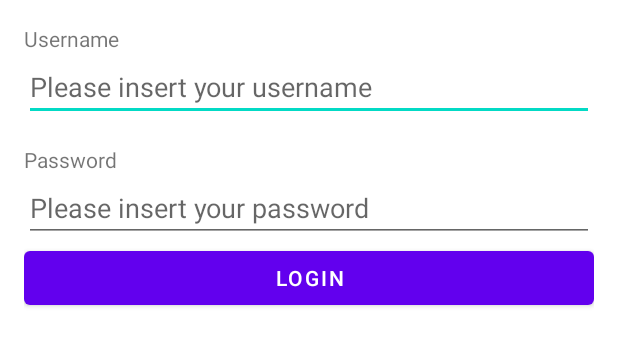
After one commit to magdamiu/AndroidFundamentalsFall2021, an Android app: the layout login.xml on its own in the app's theme, with its tools: preview values and no code run, on a phone screen of 412 x 824 dp. The commit adds this screen. Shown: the top 346 px of the screen. Run offline under Robolectric (Android 15) with nearby library versions, the phone set to English and light mode, and no system bars.

Commit message:
login screen in xml

```diff
--- /dev/null
+++ b/app/src/main/res/layout/login.xml
@@ -0,0 +1,35 @@
+<?xml version="1.0" encoding="utf-8"?>
+<LinearLayout xmlns:android="http://schemas.android.com/apk/res/android"
+    android:layout_width="match_parent"
+    android:layout_height="match_parent"
+    android:orientation="vertical"
+    android:padding="@dimen/medium_space">
+
+    <TextView
+        android:layout_width="wrap_content"
+        android:layout_height="wrap_content"
+        android:text="@string/username" />
+
+    <EditText
+        android:layout_width="match_parent"
+        android:layout_height="wrap_content"
+        android:hint="@string/please_insert_your_username" />
+
+    <TextView
+        android:layout_width="wrap_content"
+        android:layout_height="wrap_content"
+        android:layout_marginTop="@dimen/medium_space"
+        android:text="@string/password" />
+
+    <EditText
+        android:layout_width="match_parent"
+        android:layout_height="wrap_content"
+        android:hint="@string/please_insert_your_password"
+        android:inputType="textPassword" />
+
+    <Button
+        android:layout_width="match_parent"
+        android:layout_height="wrap_content"
+        android:text="@string/login" />
+
+</LinearLayout>
--- a/app/src/main/res/values/dimens.xml
+++ b/app/src/main/res/values/dimens.xml
@@ -2,4 +2,5 @@
 <resources>
     <dimen name="medium_font_size">23sp</dimen>
     <dimen name="big_size">64dp</dimen>
+    <dimen name="medium_space">16dp</dimen>
 </resources>
--- a/app/src/main/res/values/strings.xml
+++ b/app/src/main/res/values/strings.xml
@@ -12,4 +12,9 @@
     <string name="no">NO</string>
     <string name="this_is_a_switch">This is a Switch</string>
     <string name="hello">hello</string>
+    <string name="username">Username</string>
+    <string name="please_insert_your_username">Please insert your username</string>
+    <string name="password">Password</string>
+    <string name="please_insert_your_password">Please insert your password</string>
+    <string name="login">Login</string>
 </resources>
```
